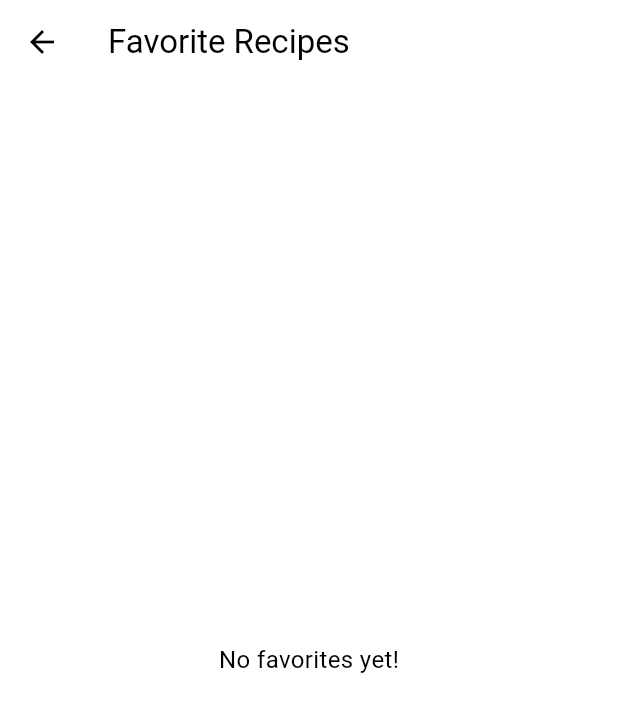
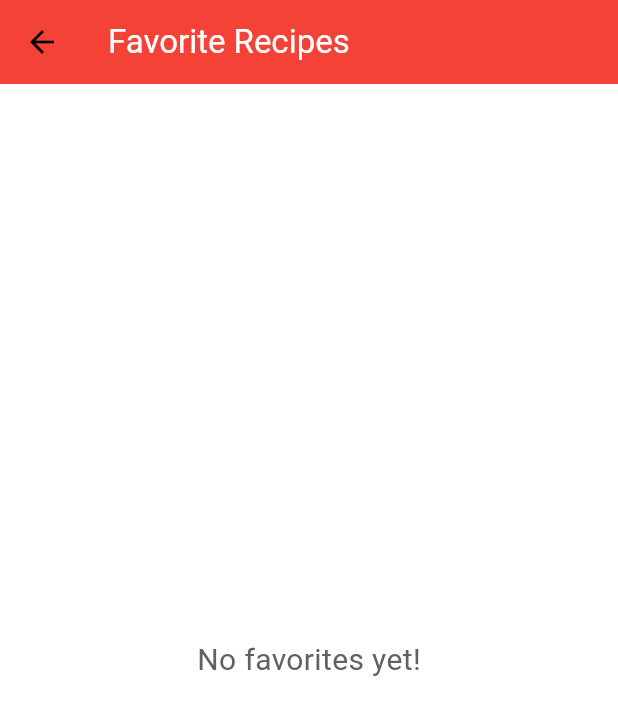
Before and after one commit to sri-haneesha/CW2, a Flutter app: the screen it shows after launch, after a tap on the "favorite" icon, on a phone screen of 412 x 824 dp. Shown: the top 715 px of the screen. Run offline on Flutter 3.47's test engine with Material 3 defaults, Android fonts, the phone set to English and light mode, and no system bars; statements that could not run were skipped.

Commit message:
Update FavoritesScreen.dart

```diff
--- a/lib/FavoritesScreen.dart
+++ b/lib/FavoritesScreen.dart
@@ -9,15 +9,24 @@ class FavoritesScreen extends StatelessWidget {
   Widget build(BuildContext context) {
     return Scaffold(
       appBar: AppBar(
-        title: Text('Favorite Recipes'),
+        title: Text('Favorite Recipes', style: TextStyle(color: Colors.white)),
+        backgroundColor: Colors.red,
       ),
       body: favoriteRecipes.isEmpty
-          ? Center(child: Text('No favorites yet!'))
+          ? Center(
+              child: Text(
+                'No favorites yet!',
+                style: TextStyle(fontSize: 20, color: Colors.grey[700]),
+              ),
+            )
           : ListView.builder(
               itemCount: favoriteRecipes.length,
               itemBuilder: (context, index) {
                 return ListTile(
-                  title: Text(favoriteRecipes[index]),
+                  title: Text(
+                    favoriteRecipes[index],
+                    style: TextStyle(fontSize: 18, color: Colors.black87),
+                  ),
                 );
               },
             ),
```
